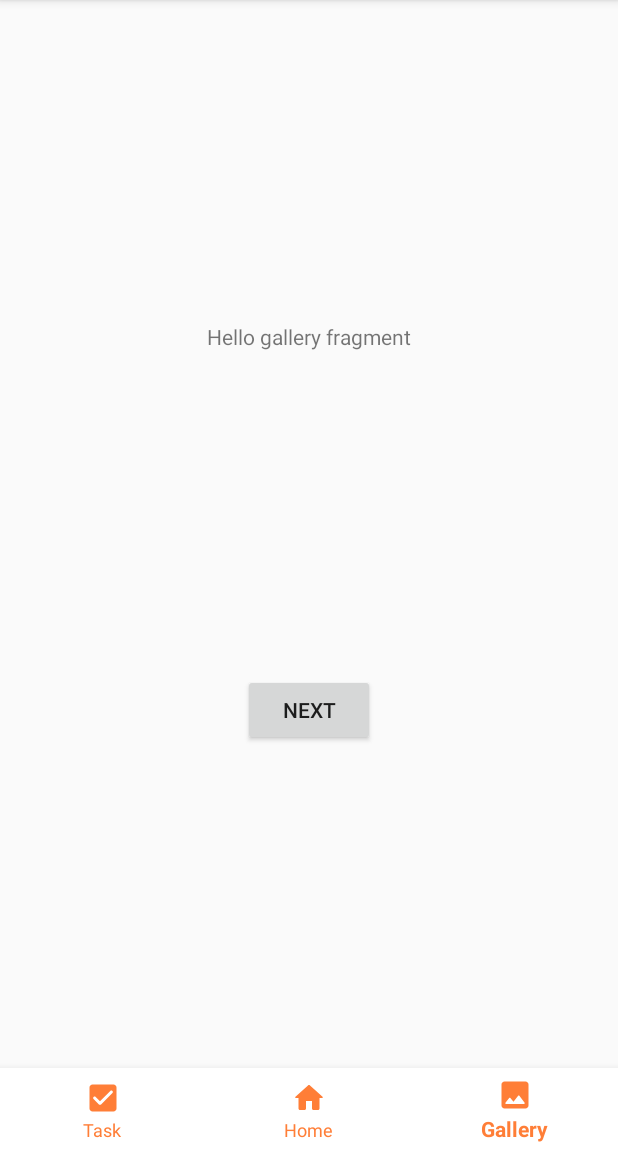
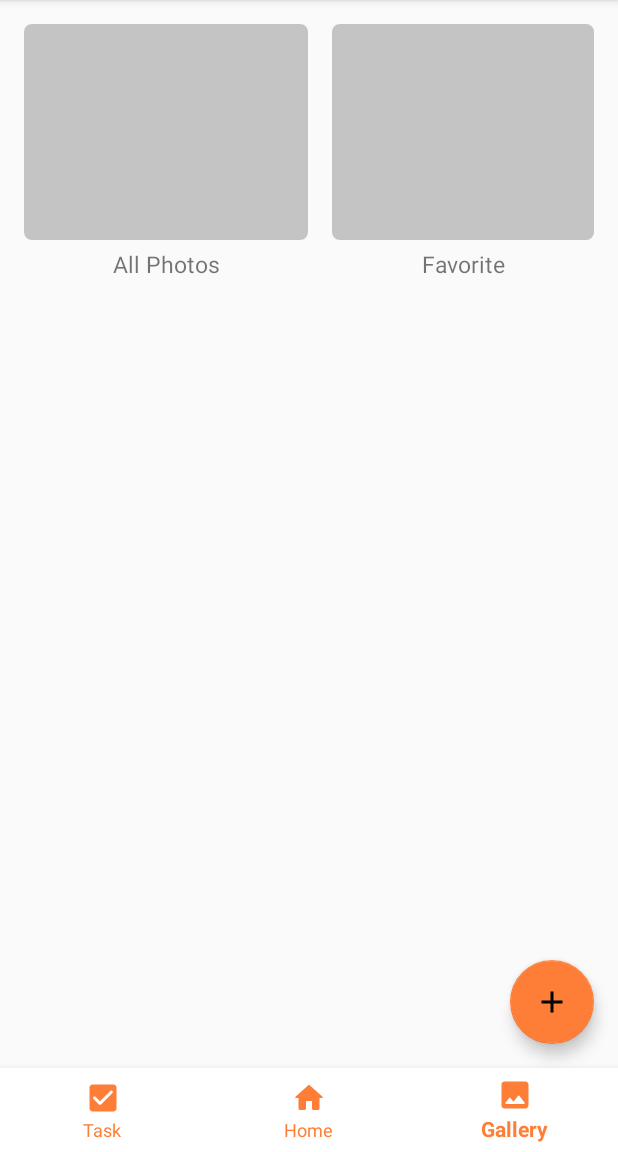
Before and after one commit to bungaepyo/android-app-casa-jip, an Android app: the ChatMainActivity screen opened directly, with no data from a screen before it, item 3 of the bottom bar chosen, on a phone screen of 412 x 824 dp, the part 84-1236 px from its top. Run offline under Robolectric (Android 15) with nearby library versions, the phone set to English and light mode, and no system bars; our stand-ins replace Firebase (no records; nobody signed in at launch, a user with empty details on screens opened directly).

Commit message:
(1) implement gallery home design to fragment_gallery_home.xml (2) delete test navigation fragments from: task, chat

```diff
--- a/app/src/main/java/com/example/casa_jip/chat/ChatHomeFragment.java
+++ /dev/null
@@ -1,42 +0,0 @@
-package com.example.casa_jip.chat;
-
-import android.os.Bundle;
-
-import androidx.annotation.NonNull;
-import androidx.fragment.app.Fragment;
-import androidx.navigation.fragment.NavHostFragment;
-
-import android.view.LayoutInflater;
-import android.view.View;
-import android.view.ViewGroup;
-
-import com.example.casa_jip.R;
-
-public class ChatHomeFragment extends Fragment {
-
-    @Override
-    public void onCreate(Bundle savedInstanceState) {
-        super.onCreate(savedInstanceState);
-
-    }
-
-    @Override
-    public View onCreateView(
-            LayoutInflater inflater, ViewGroup container,
-                             Bundle savedInstanceState) {
-        // Inflate the layout for this fragment
-        return inflater.inflate(R.layout.fragment_chat_home, container, false);
-    }
-
-    public void onViewCreated(@NonNull View view, Bundle savedInstanceState) {
-        super.onViewCreated(view, savedInstanceState);
-
-        view.findViewById(R.id.button_first).setOnClickListener(new View.OnClickListener() {
-            @Override
-            public void onClick(View view) {
-                NavHostFragment.findNavController(ChatHomeFragment.this)
-                        .navigate(R.id.action_chatHomeFragment_to_chatFragment);
-            }
-        });
-    }
-}
--- a/app/src/main/java/com/example/casa_jip/gallery/GalleryHomeFragment.java
+++ b/app/src/main/java/com/example/casa_jip/gallery/GalleryHomeFragment.java
@@ -11,7 +11,6 @@ import android.view.View;
 import android.view.ViewGroup;
 
 import com.example.casa_jip.R;
-import com.example.casa_jip.chat.ChatHomeFragment;
 
 public class GalleryHomeFragment extends Fragment {
 
@@ -31,7 +30,7 @@ public class GalleryHomeFragment extends Fragment {
     public void onViewCreated(@NonNull View view, Bundle savedInstanceState) {
         super.onViewCreated(view, savedInstanceState);
 
-        view.findViewById(R.id.button_first).setOnClickListener(new View.OnClickListener() {
+        view.findViewById(R.id.all_photos_button).setOnClickListener(new View.OnClickListener() {
             @Override
             public void onClick(View view) {
                 NavHostFragment.findNavController(GalleryHomeFragment.this)
--- /dev/null
+++ b/app/src/main/res/drawable/round_corner.xml
@@ -0,0 +1,5 @@
+<?xml version="1.0" encoding="utf-8"?>
+<shape xmlns:android="http://schemas.android.com/apk/res/android">
+    <corners android:radius="5dp" />
+    <solid android:color="@color/gray"/>
+</shape>
--- a/app/src/main/res/layout/fragment_gallery.xml
+++ b/app/src/main/res/layout/fragment_gallery.xml
@@ -3,7 +3,7 @@
     xmlns:app="http://schemas.android.com/apk/res-auto"
     xmlns:tools="http://schemas.android.com/tools"
     tools:context=".gallery.GalleryFragment"
-    android:id="@+id/layout_activity_gallery"
+    android:id="@+id/layout_fragment_gallery"
     android:layout_width="match_parent"
     android:layout_height="match_parent"
     android:orientation="vertical"
--- a/app/src/main/res/layout/fragment_gallery_home.xml
+++ b/app/src/main/res/layout/fragment_gallery_home.xml
@@ -1,29 +1,95 @@
 <?xml version="1.0" encoding="utf-8"?>
-<androidx.constraintlayout.widget.ConstraintLayout xmlns:android="http://schemas.android.com/apk/res/android"
+<LinearLayout xmlns:android="http://schemas.android.com/apk/res/android"
     xmlns:tools="http://schemas.android.com/tools"
     xmlns:app="http://schemas.android.com/apk/res-auto"
+    tools:context=".gallery.GalleryHomeFragment"
+    android:id="@+id/layout_fragment_gallery_home"
     android:layout_width="match_parent"
     android:layout_height="match_parent"
-    tools:context=".gallery.GalleryHomeFragment">
+    android:orientation="vertical"
+    android:weightSum="1">
 
-    <TextView
-        android:id="@+id/textview_first"
+    <LinearLayout
+        android:layout_width="match_parent"
+        android:layout_height="match_parent"
+        android:layout_weight="1"
+        android:layout_margin="8dp"
+        android:orientation="horizontal"
+        android:weightSum="10">
+
+        <LinearLayout
+            android:layout_width="wrap_content"
+            android:layout_height="180dp"
+            android:orientation="vertical"
+            android:layout_weight="5"
+            android:weightSum="10"
+            android:layout_margin="8dp">
+
+            <ImageButton
+                android:id="@+id/all_photos_button"
+                android:layout_width="match_parent"
+                android:layout_height="match_parent"
+                android:background="@drawable/round_corner"
+                android:foreground="?android:attr/selectableItemBackground"
+                android:layout_weight="2"/>
+
+            <TextView
+                android:layout_width="match_parent"
+                android:layout_height="match_parent"
+                android:text="@string/all_photos"
+                android:textAlignment="center"
+                android:textSize="15sp"
+                android:layout_marginTop="5dp"
+                android:layout_weight="8"/>
+
+        </LinearLayout>
+
+        <LinearLayout
+            android:layout_width="wrap_content"
+            android:layout_height="180dp"
+            android:orientation="vertical"
+            android:layout_weight="5"
+            android:weightSum="10"
+            android:layout_margin="8dp">
+
+            <ImageButton
+                android:id="@+id/favorite_button"
+                android:layout_width="match_parent"
+                android:layout_height="match_parent"
+                android:background="@drawable/round_corner"
+                android:foreground="?android:attr/selectableItemBackground"
+                android:layout_weight="2"/>
+
+            <TextView
+                android:layout_width="match_parent"
+                android:layout_height="match_parent"
+                android:text="@string/favorite"
+                android:textAlignment="center"
+                android:textSize="15sp"
+                android:layout_marginTop="5dp"
+                android:layout_weight="8"/>
+
+        </LinearLayout>
+
+    </LinearLayout>
+
+        <!--   This is RecyclerView for Created Albums
+
+        <androidx.recyclerview.widget.RecyclerView
+        android:id="@+id/album_recycler_view"
+        android:layout_width="match_parent"
+        android:layout_height="0dp"
+        android:padding="5dp"
+        android:layout_weight="1"/> -->
+
+    <com.google.android.material.floatingactionbutton.FloatingActionButton
+        android:id="@+id/button_upload"
+        app:backgroundTint="@color/orange"
+        app:fabSize="normal"
         android:layout_width="wrap_content"
         android:layout_height="wrap_content"
-        android:text="@string/hello_gallery_fragment"
-        app:layout_constraintBottom_toTopOf="@id/button_first"
-        app:layout_constraintEnd_toEndOf="parent"
-        app:layout_constraintStart_toStartOf="parent"
-        app:layout_constraintTop_toTopOf="parent" />
+        android:layout_gravity="bottom|end"
+        android:layout_margin="@dimen/fab_margin"
+        android:src="@drawable/ic_add_24px"/>
 
-    <Button
-        android:id="@+id/button_first"
-        android:layout_width="wrap_content"
-        android:layout_height="wrap_content"
-        android:text="@string/next"
-        app:layout_constraintBottom_toBottomOf="parent"
-        app:layout_constraintEnd_toEndOf="parent"
-        app:layout_constraintStart_toStartOf="parent"
-        app:layout_constraintTop_toBottomOf="@id/textview_first" />
-
-</androidx.constraintlayout.widget.ConstraintLayout>
+</LinearLayout>
--- a/app/src/main/res/values/colors.xml
+++ b/app/src/main/res/values/colors.xml
@@ -4,4 +4,5 @@
     <color name="colorPrimaryDark">#000000</color>
     <color name="colorAccent">#03DAC5</color>
     <color name="orange">#FF7E37</color>
+    <color name="gray">#C4C4C4</color>
 </resources>
--- a/app/src/main/res/values/strings.xml
+++ b/app/src/main/res/values/strings.xml
@@ -18,4 +18,6 @@
     <string name="create_new_account">Create a new account</string>
     <string name="create">Create</string>
     <string name="image">Image</string>
+    <string name="all_photos">All Photos</string>
+    <string name="favorite">Favorite</string>
 </resources>
```
Also changed, not shown: app/src/main/java/com/example/casa_jip/task/TaskHomeFragment.java (deleted, +0 -44 lines), app/src/main/res/layout/fragment_chat_home.xml (deleted, +0 -29 lines), app/src/main/res/layout/fragment_task_home.xml (deleted, +0 -29 lines), app/src/main/res/navigation/chat_nav_graph.xml (+1 -11 lines), app/src/main/res/navigation/task_nav_graph.xml (+1 -10 lines).
